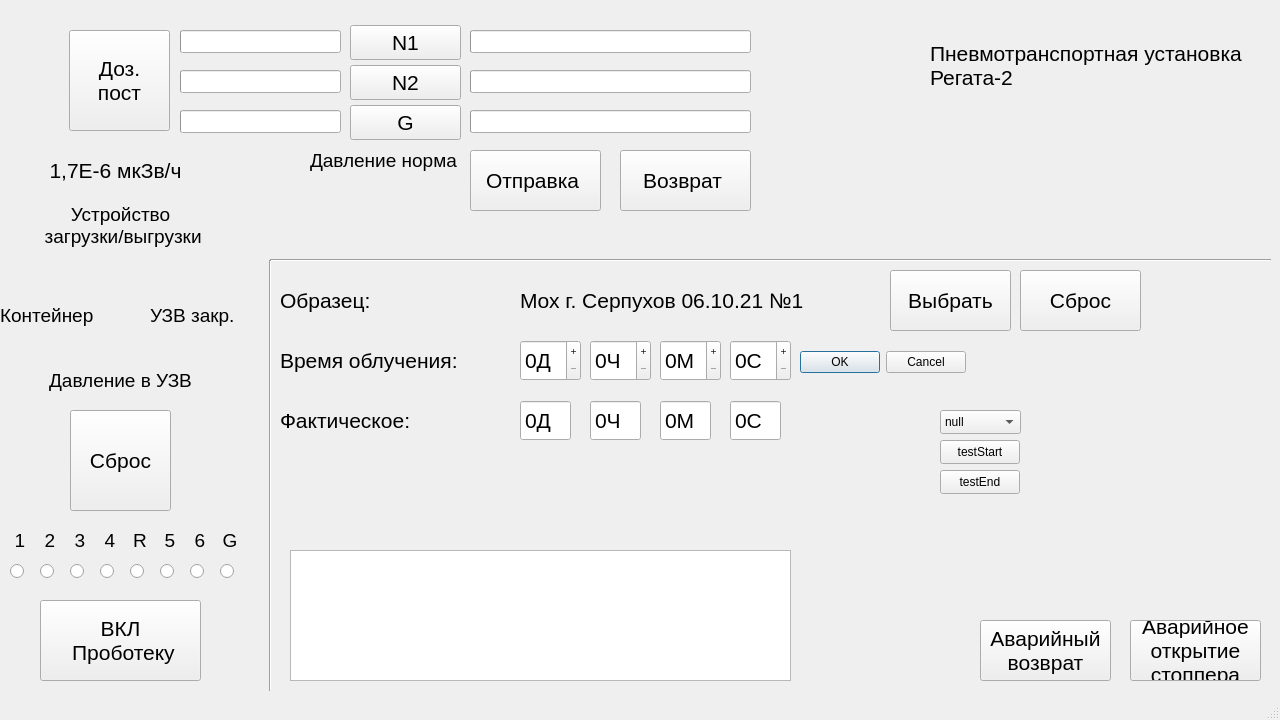
Qt form mainwindow.ui (beeleph/PanelRegata2) before a commit.
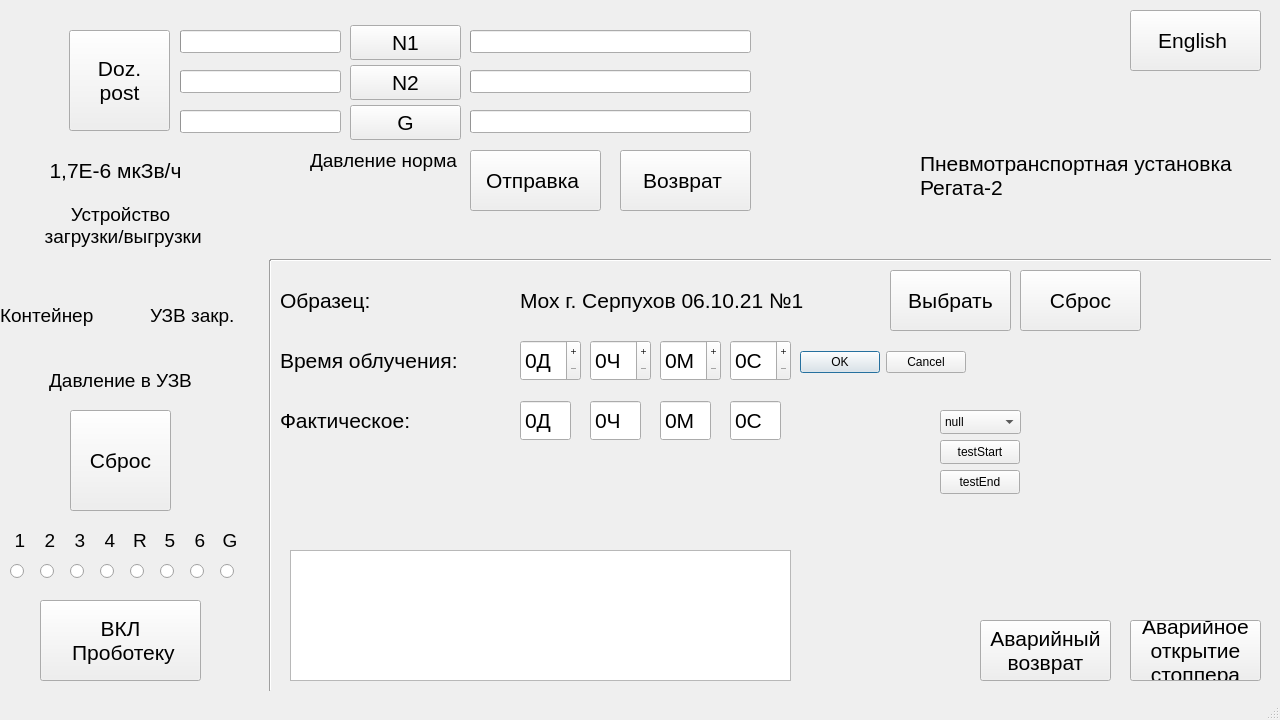
The same form after that commit. Icons and pictures are not drawn. Custom widgets are drawn as their Qt base class.

Commit message: ehm, trying to use QTranslate. it doesn't work on mac, will see what's on windows.

```diff
--- a/mainwindow.ui
+++ b/mainwindow.ui
@@ -166,8 +166,8 @@
      <bool>false</bool>
     </property>
     <property name="text">
-     <string>Доз. 
-пост</string>
+     <string>Doz. 
+post</string>
     </property>
    </widget>
    <widget class="QProgressBar" name="N1BarTwo">
@@ -280,8 +280,8 @@
    <widget class="QLabel" name="label_3">
     <property name="geometry">
      <rect>
-      <x>930</x>
-      <y>0</y>
+      <x>920</x>
+      <y>110</y>
       <width>341</width>
       <height>131</height>
      </rect>
@@ -1533,6 +1533,34 @@
      <bool>false</bool>
     </property>
    </widget>
+   <widget class="QPushButton" name="returnButton_2">
+    <property name="enabled">
+     <bool>true</bool>
+    </property>
+    <property name="geometry">
+     <rect>
+      <x>1130</x>
+      <y>10</y>
+      <width>131</width>
+      <height>61</height>
+     </rect>
+    </property>
+    <property name="font">
+     <font>
+      <family>Segoe UI</family>
+      <pointsize>16</pointsize>
+     </font>
+    </property>
+    <property name="autoFillBackground">
+     <bool>false</bool>
+    </property>
+    <property name="text">
+     <string>English </string>
+    </property>
+    <property name="checkable">
+     <bool>true</bool>
+    </property>
+   </widget>
    <zorder>label</zorder>
    <zorder>N1Button</zorder>
    <zorder>N2Button</zorder>
```
Left out of the diff: 37 changed lines with no effect on the pictures. The commit also changes 5 other files.
